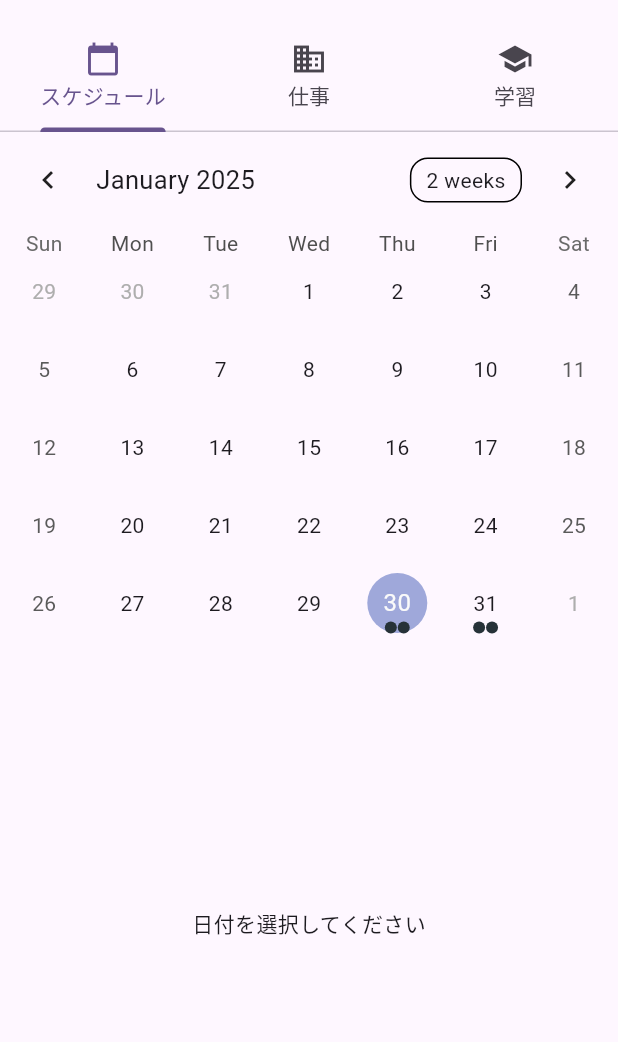
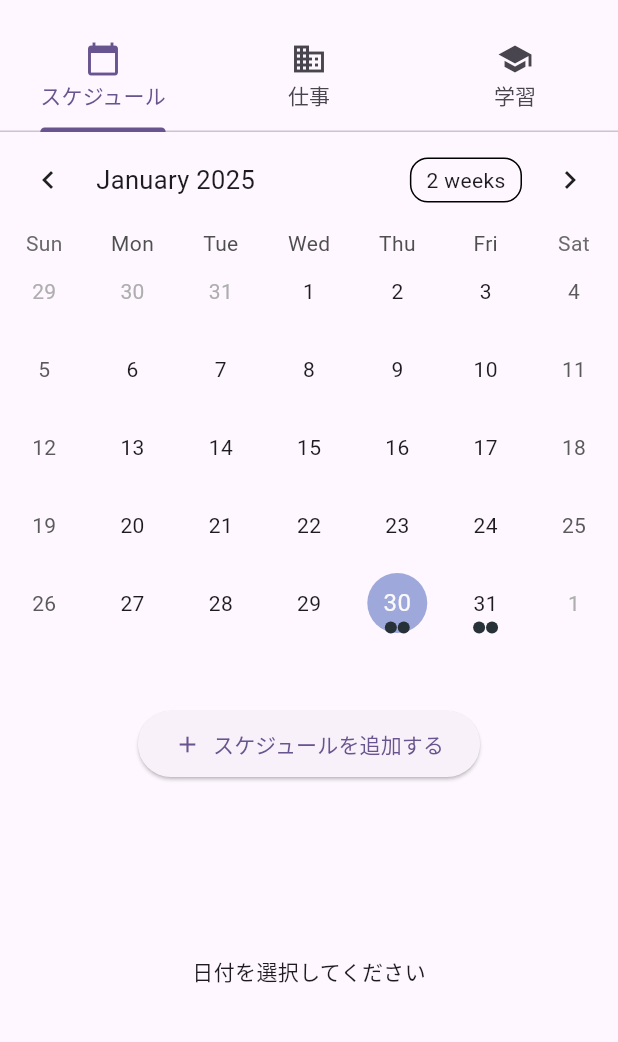
Before and after one commit to XEBSYSTEM/pocketbookforfreelance, a Flutter app: the screen it shows after launch, on a phone screen of 412 x 824 dp, the part 63-1105 px from its top. Run offline on Flutter 3.47's test engine with Material 3 defaults, Android fonts, the light colour scheme and no system bars; drawn by our look-alikes of table_calendar.

Commit message:
feat: スケジュール追加ボタンの実装
- 予定一覧の表示位置によってボタンの位置を変更
  - 予定がない場合：テキストエリアの一番上
  - 予定がある場合：最後の予定の下
- ElevatedButton.iconでアイコン付きのボタンを実装
- ボタンのスタイリングを調整（パディング、アイコン）

```diff
--- a/lib/main.dart
+++ b/lib/main.dart
@@ -79,6 +79,25 @@ class _ScheduleTabState extends State<ScheduleTab> {
     return _events[DateTime(day.year, day.month, day.day)] ?? [];
   }
 
+  void _addSchedule() {
+    // TODO: スケジュール追加の処理を実装
+    print('スケジュール追加ボタンが押されました');
+  }
+
+  Widget _buildAddScheduleButton() {
+    return Padding(
+      padding: const EdgeInsets.symmetric(vertical: 8.0),
+      child: ElevatedButton.icon(
+        onPressed: _addSchedule,
+        icon: const Icon(Icons.add),
+        label: const Text('スケジュールを追加する'),
+        style: ElevatedButton.styleFrom(
+          padding: const EdgeInsets.symmetric(horizontal: 24, vertical: 12),
+        ),
+      ),
+    );
+  }
+
   @override
   Widget build(BuildContext context) {
     return Column(
@@ -113,11 +132,31 @@ class _ScheduleTabState extends State<ScheduleTab> {
           child: Container(
             padding: const EdgeInsets.all(16),
             child: _selectedDay == null
-                ? const Center(child: Text('日付を選択してください'))
-                : ListView.builder(
+                ? Column(
+                    children: [
+                      _buildAddScheduleButton(),
+                      const Expanded(
+                        child: Center(child: Text('日付を選択してください')),
+                      ),
+                    ],
+                  )
+                : _getEventsForDay(_selectedDay!).isEmpty
+                    ? Column(
+                        children: [
+                          _buildAddScheduleButton(),
+                          const Expanded(
+                            child: Center(child: Text('予定はありません')),
+                          ),
+                        ],
+                      )
+                    : Column(
+                        children: [
+                          Expanded(
+                            child: ListView.builder(
                               itemCount: _getEventsForDay(_selectedDay!).length,
                               itemBuilder: (context, index) {
-                      final event = _getEventsForDay(_selectedDay!)[index];
+                                final event =
+                                    _getEventsForDay(_selectedDay!)[index];
                                 return Card(
                                   child: ListTile(
                                     title: Text(
@@ -129,6 +168,10 @@ class _ScheduleTabState extends State<ScheduleTab> {
                               },
                             ),
                           ),
+                          _buildAddScheduleButton(),
+                        ],
+                      ),
+          ),
         ),
       ],
     );
```
Lines whose indentation alone changed are shown as unchanged.
